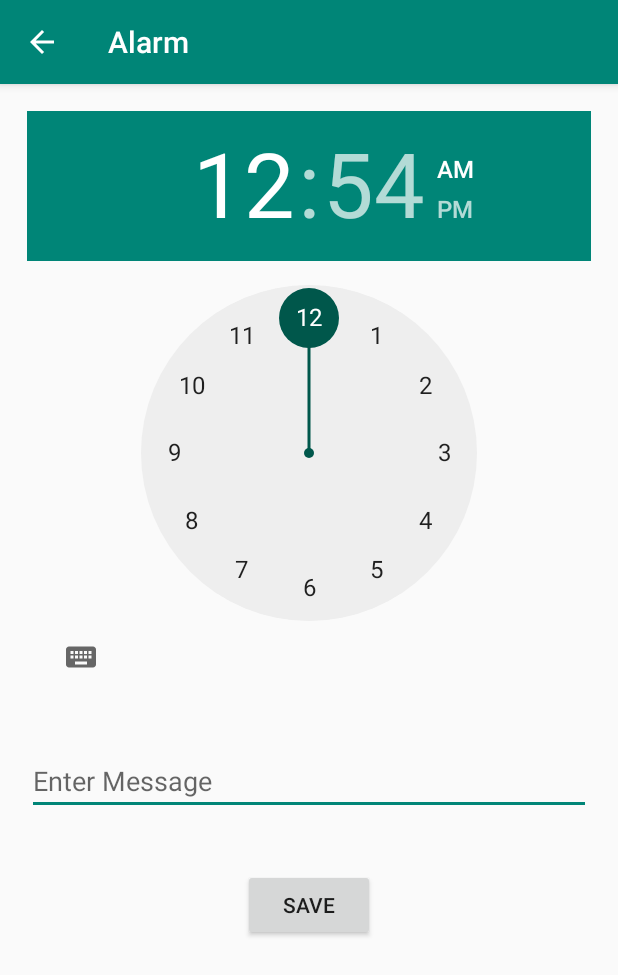
After one commit to RushiBhatt007/SmartWatch, an Android app: the AlarmInfoActivity screen opened directly, with no data from a screen before it, on a phone screen of 412 x 824 dp. The commit adds this screen. Shown: the top 975 px of the screen. Run offline under Robolectric (Android 15) with nearby library versions, the phone set to English and light mode, and no system bars; our stand-ins replace Firebase (no records; nobody signed in at launch, a user with empty details on screens opened directly).

Commit message:
Alarm Structure

```diff
--- /dev/null
+++ b/app/src/main/java/com/example/rushi/smartwatch/AlarmInfoActivity.java
@@ -0,0 +1,65 @@
+package com.example.rushi.smartwatch;
+
+import android.content.Intent;
+import android.os.Bundle;
+import android.view.View;
+import android.widget.Button;
+import android.widget.EditText;
+import android.widget.TimePicker;
+import android.widget.Toast;
+
+import androidx.appcompat.app.AppCompatActivity;
+
+import com.google.firebase.database.DatabaseReference;
+import com.google.firebase.database.FirebaseDatabase;
+
+public class AlarmInfoActivity extends AppCompatActivity {
+
+    private TimePicker alarmTimePicker;
+    private EditText messageEditText;
+    private Button saveButton;
+
+    Alarm newAlarm;
+    public DatabaseReference database;
+
+
+    @Override
+    protected void onCreate(Bundle savedInstanceState)
+    {
+        super.onCreate(savedInstanceState);
+        Intent intent = new Intent();
+        setContentView(R.layout.activity_alarm_info);
+
+        alarmTimePicker = (TimePicker) findViewById(R.id.alarmTimePicker);
+        messageEditText = (EditText) findViewById(R.id.messageEditText);
+        saveButton = (Button) findViewById(R.id.saveButton);
+
+        database = FirebaseDatabase.getInstance().getReference();
+
+        saveButton.setOnClickListener(new View.OnClickListener() {
+            @Override
+            public void onClick(View view) {
+                int hour = alarmTimePicker.getHour();
+                int minute = alarmTimePicker.getMinute();
+                String message = messageEditText.getText().toString();
+
+                if(!message.equals(""))
+                {
+                    newAlarm = new Alarm(hour+":"+minute, message);
+                    database.child("alarm").setValue(newAlarm);
+                    Intent nextActivity = new Intent(AlarmInfoActivity.this, AlarmActivity.class);
+                    startActivity(nextActivity);
+                }
+                else
+                {
+                    msg("Please enter a message");
+                }
+            }
+        });
+    }
+
+    private void msg(String s)
+    {
+        Toast.makeText(getApplicationContext(), s, Toast.LENGTH_SHORT).show();
+    }
+}
--- /dev/null
+++ b/app/src/main/res/layout/activity_alarm_info.xml
@@ -0,0 +1,34 @@
+<?xml version="1.0" encoding="utf-8"?>
+<LinearLayout
+    xmlns:android="http://schemas.android.com/apk/res/android"
+    android:layout_width="match_parent"
+    android:layout_height="match_parent"
+    android:orientation="vertical">
+
+    <TimePicker
+        android:id="@+id/alarmTimePicker"
+        android:numbersSelectorColor="@color/colorPrimaryDark"
+        android:layout_margin="18dp"
+        android:layout_width="wrap_content"
+        android:layout_height="wrap_content">
+    </TimePicker>
+
+    <EditText
+        android:id="@+id/messageEditText"
+        android:hint="Enter Message"
+        android:layout_gravity="center"
+        android:layout_width="match_parent"
+        android:layout_height="wrap_content"
+        android:layout_margin="18dp">
+    </EditText>
+
+    <Button
+        android:id="@+id/saveButton"
+        android:text="SAVE"
+        android:layout_gravity="center"
+        android:layout_width="wrap_content"
+        android:layout_height="wrap_content"
+        android:layout_margin="18dp">
+    </Button>
+
+</LinearLayout>
--- a/app/src/main/res/values/styles.xml
+++ b/app/src/main/res/values/styles.xml
@@ -5,7 +5,7 @@
         <!-- Customize your theme here. -->
         <item name="colorPrimary">@color/colorPrimary</item>
         <item name="colorPrimaryDark">@color/colorPrimaryDark</item>
-        <item name="colorAccent">@color/colorAccent</item>
+        <item name="colorAccent">@color/colorPrimary</item>
     </style>
 
 </resources>
```
Also changed, not shown: app/src/main/AndroidManifest.xml (+8 -0 lines), app/src/main/java/com/example/rushi/smartwatch/AlarmActivity.java (+23 -0 lines), app/src/main/java/com/example/rushi/smartwatch/MainActivity.java (+21 -13 lines), app/src/main/res/layout/activity_alarm.xml (+37 -3 lines).
